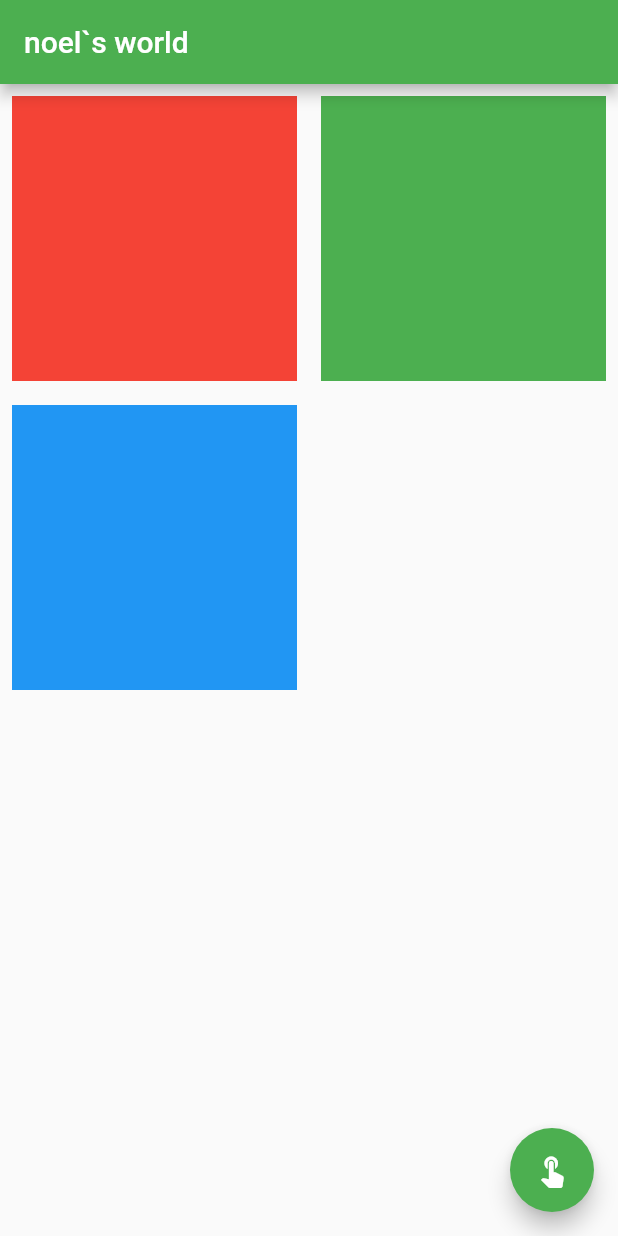
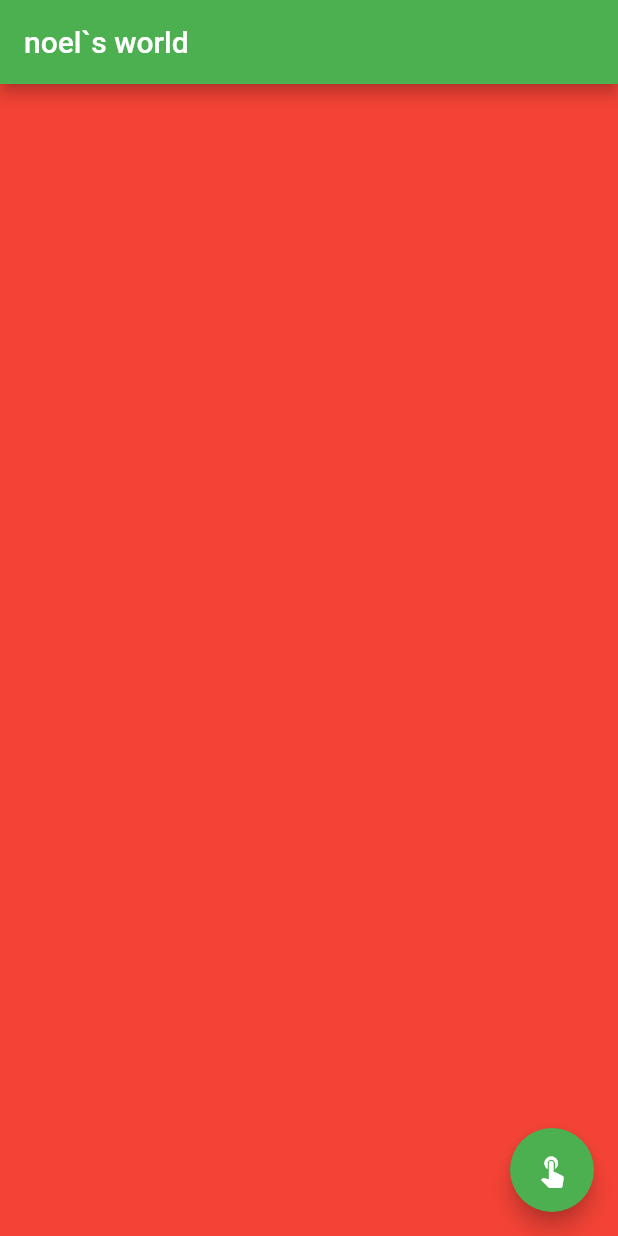
Before and after one commit to oinochoe/first_flutter, a Flutter app: the screen it shows after launch, on a phone screen of 412 x 824 dp. Run offline on Flutter 3.47's test engine with Material 2 defaults, Android fonts, the phone set to English and light mode, and no system bars.

```diff
--- a/lib/main.dart
+++ b/lib/main.dart
@@ -36,26 +36,16 @@ class _MyHomePageState extends State<MyHomePage> {
       appBar: AppBar(
         title: Text(_text + '`s world'),
       ),
-      body: GridView.count(crossAxisCount: 2, // 열수
-          children: <Widget>[
+      body: PageView(children: <Widget>[
         Container(
           color: Colors.red,
-                width: 100,
-                height: 100,
-                padding: const EdgeInsets.all(8.0),
-                margin: const EdgeInsets.all(8.0)),
+        ),
         Container(
           color: Colors.green,
-                width: 100,
-                height: 100,
-                padding: const EdgeInsets.all(8.0),
-                margin: const EdgeInsets.all(8.0)),
+        ),
         Container(
           color: Colors.blue,
-                width: 100,
-                height: 100,
-                padding: const EdgeInsets.all(8.0),
-                margin: const EdgeInsets.all(8.0))
+        )
       ]),
       floatingActionButton: FloatingActionButton(
           onPressed: () {
```
Lines whose indentation alone changed are shown as unchanged.
